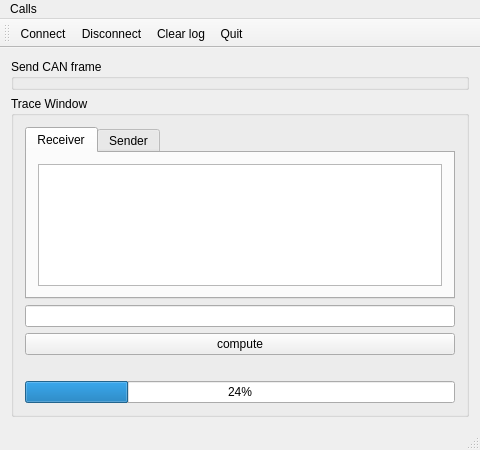
The window that mainwindow.ui (luxc1101/VectorDemo) describes before a commit, drawn with Qt 5.
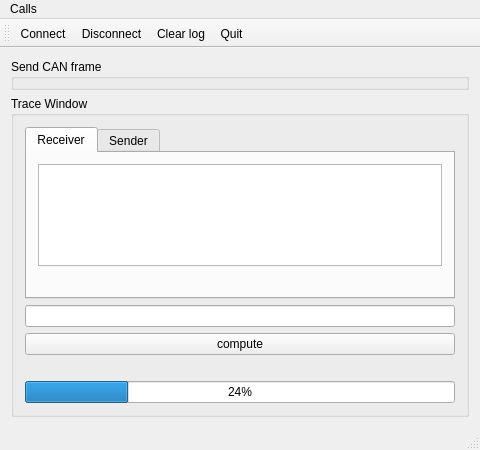
The same window after the commit. Icons and pictures are not drawn.

Patch:
```diff
--- a/mainwindow.ui
+++ b/mainwindow.ui
@@ -41,6 +41,13 @@
            <item>
             <widget class="QTextEdit" name="textEdit_reseiveMsg"/>
            </item>
+           <item>
+            <widget class="QLabel" name="receiverCanBusStatusLabel">
+             <property name="text">
+              <string/>
+             </property>
+            </widget>
+           </item>
           </layout>
          </widget>
          <widget class="QWidget" name="tab_sender">
```
Left out of the diff: 2 changed lines with no effect on the pictures.
